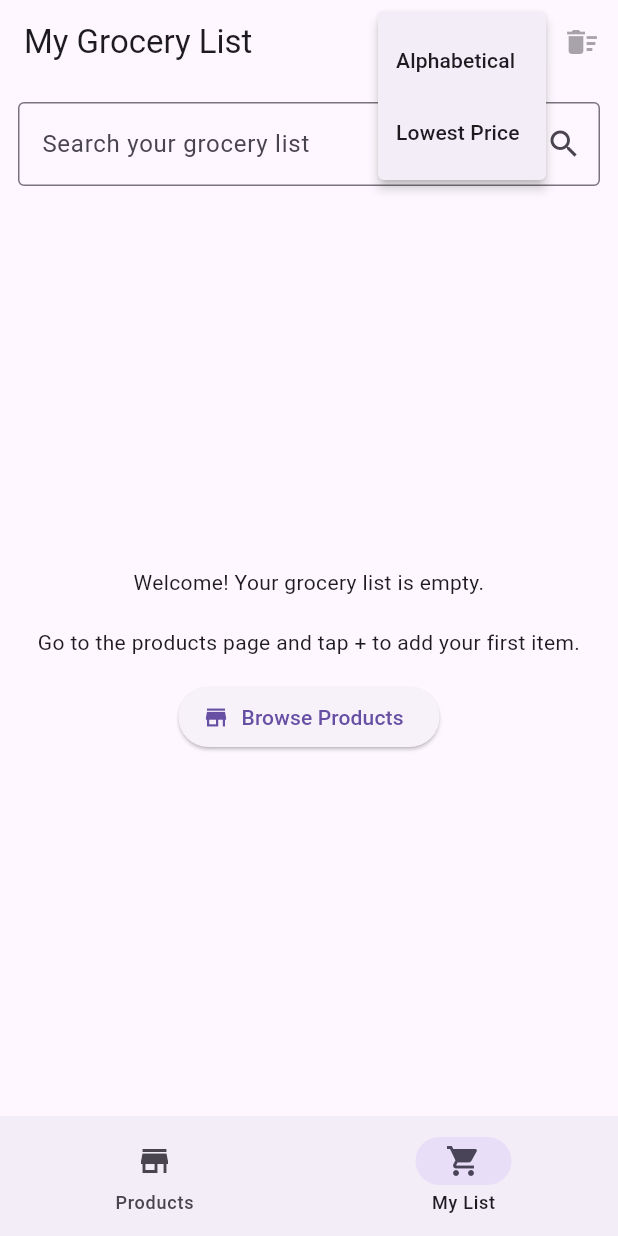
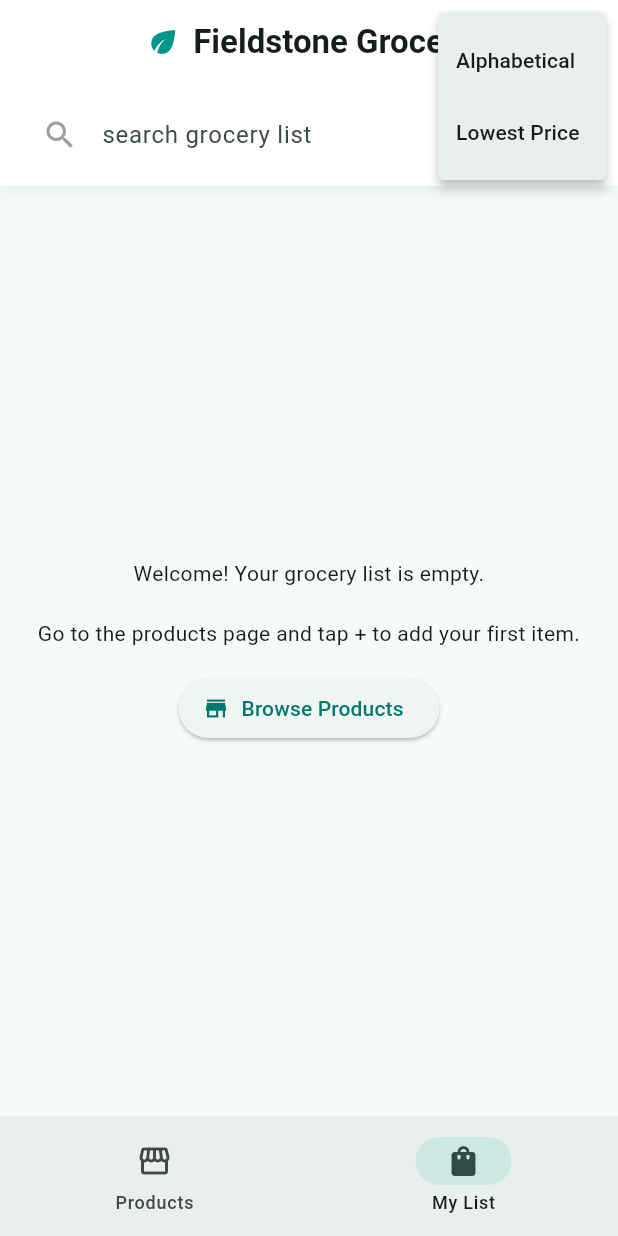
Before and after one commit to cactuskat/grocery_list, a Flutter app: the screen it shows after launch, item 2 of the bottom bar chosen, after a tap on the "sort" icon, on a phone screen of 412 x 824 dp. Run offline on Flutter 3.47's test engine with Material 3 defaults, Android fonts, the phone set to English and light mode, and no system bars; our stand-ins replace shared_preferences, sqflite_common_ffi; accounts and stored records are empty; network calls fail.

Commit message:
UI Changes to a Consistent Theme
added a professional green flair, and UI changes

```diff
--- a/grocery_list/lib/main.dart
+++ b/grocery_list/lib/main.dart
@@ -4,7 +4,6 @@ import 'package:flutter/material.dart';
 import 'package:http/http.dart' as http;
 import 'package:path/path.dart' as p;
 import 'package:shared_preferences/shared_preferences.dart';
-import 'package:sqflite/sqflite.dart';
 import 'package:sqflite_common_ffi/sqflite_ffi.dart';
 
 void main() {
@@ -17,11 +16,35 @@ void main() {
 class MainApp extends StatelessWidget {
   const MainApp({super.key});
 
+  // Update your MainApp build method to include the specific CardTheme
 @override
 Widget build(BuildContext context) {
-    return const MaterialApp(
+  return MaterialApp(
     debugShowCheckedModeBanner: false,
-      home: HomeScreen(),
+    theme: ThemeData(
+      useMaterial3: true,
+      colorScheme: ColorScheme.fromSeed(
+        seedColor: Colors.teal,
+        primary: Colors.teal.shade700,
+        secondary: Colors.teal.shade500,
+      ),
+      // Refined CardTheme for a modern, professional look
+      cardTheme: CardThemeData(
+        elevation: 0, // Flat design is more modern
+        color: Colors.white,
+        shape: RoundedRectangleBorder(
+          borderRadius: BorderRadius.circular(16),
+          side: BorderSide(color: Colors.grey.shade200),
+        ),
+        margin: const EdgeInsets.symmetric(horizontal: 16, vertical: 6),
+      ),
+      appBarTheme: const AppBarTheme(
+        centerTitle: true,
+        elevation: 0,
+        backgroundColor: Colors.transparent,
+      ),
+    ),
+    home: const HomeScreen(),
   );
 }
 }
@@ -186,17 +209,35 @@ class _HomeScreenState extends State<HomeScreen> {
     ];
 
     return Scaffold(
-      body: screens[selectedIndex],
+      body: IndexedStack(
+        index: selectedIndex,
+        children: screens,
+      ),
+      // Sticky bottom navigation bar retained
       bottomNavigationBar: NavigationBar(
         selectedIndex: selectedIndex,
         onDestinationSelected: switchTab,
-        destinations: const [
-          NavigationDestination(
-            icon: Icon(Icons.store),
+        destinations: [
+          const NavigationDestination(
+            icon: Icon(Icons.storefront_outlined),
+            selectedIcon: Icon(Icons.storefront),
             label: 'Products',
           ),
           NavigationDestination(
-            icon: Icon(Icons.shopping_cart),
+            // We wrap this in a Builder or keep the logic simple
+            // because HomeScreen will rebuild this whenever refreshCount changes
+            icon: FutureBuilder<List<Product>>(
+              future: GroceryDatabase.instance.getItems(),
+              builder: (context, snapshot) {
+                final count = snapshot.data?.length ?? 0;
+                return Badge(
+                  isLabelVisible: count > 0,
+                  label: Text('$count'),
+                  child: const Icon(Icons.shopping_bag_outlined),
+                );
+              },
+            ),
+            selectedIcon: const Icon(Icons.shopping_bag),
             label: 'My List',
           ),
         ],
@@ -332,7 +373,7 @@ class _ProductListScreenState extends State<ProductListScreen> {
     ScaffoldMessenger.of(context).showSnackBar(
       SnackBar(
         content: Text('${product.title} added to grocery list.'),
-        duration: const Duration(seconds: 2),
+        duration: const Duration(seconds: 1),
       ),
     );
   }
@@ -362,8 +403,24 @@ class _ProductListScreenState extends State<ProductListScreen> {
 
     return Scaffold(
       appBar: AppBar(
-        title: const Text('Groceries'),
+        // Branding: Adding a subtle icon prefix to the title
+        title: const Row(
+          mainAxisSize: MainAxisSize.min,
+          children: [
+            Icon(Icons.eco, color: Colors.teal), // Branding icon
+            SizedBox(width: 8),
+            Text('Fieldstone Grocers', style: TextStyle(fontWeight: FontWeight.bold)),
+          ],
+        ),
+        centerTitle: true,
+        backgroundColor: Colors.white,
+        elevation: 0,
+        scrolledUnderElevation: 2,
         actions: [
+          //IconButton(
+          //  icon: const Icon(Icons.shopping_cart),
+          //  onPressed: widget.onGoToGroceryList,
+          //),
           PopupMenuButton<SortOrder>(
             icon: const Icon(Icons.sort),
             onSelected: saveSortPreference,
@@ -378,10 +435,6 @@ class _ProductListScreenState extends State<ProductListScreen> {
               ),
             ],
           ),
-          IconButton(
-            icon: const Icon(Icons.shopping_cart),
-            onPressed: widget.onGoToGroceryList,
-          ),
         ],
       ),
       body: Column(
@@ -389,7 +442,7 @@ class _ProductListScreenState extends State<ProductListScreen> {
           if (isOfflineMode) const OfflineStatusBar(),
           SearchBox(
             controller: _searchController,
-            hintText: 'Search groceries',
+            hintText: 'search products',
             onSearch: searchProducts,
             onClear: clearSearch,
             onTyping: () {
@@ -463,9 +516,13 @@ class _ProductListScreenState extends State<ProductListScreen> {
                   key: ValueKey(product.id),
                   direction: DismissDirection.startToEnd,
                   background: Container(
+                    margin: const EdgeInsets.symmetric(horizontal: 16, vertical: 6),
+                    decoration: BoxDecoration(
+                      color: Colors.green,
+                      borderRadius: BorderRadius.circular(16),
+                    ),
                     alignment: Alignment.centerLeft,
                     padding: const EdgeInsets.only(left: 24),
-                        color: Colors.green,
                     child: const Icon(
                       Icons.shopping_cart,
                       color: Colors.white,
@@ -474,19 +531,31 @@ class _ProductListScreenState extends State<ProductListScreen> {
                   onDismissed: (direction) {
                     addToList(product);
                   },
+                  child: Card(
                     child: ListTile(
-                        leading: Image.network(
+                      contentPadding: const EdgeInsets.symmetric(horizontal: 16, vertical: 4),
+                      leading: ClipRRect(
+                        borderRadius: BorderRadius.circular(8),
+                        child: Image.network(
                           product.thumbnail,
                           width: 50,
-                          errorBuilder: (c, e, s) =>
-                              const Icon(Icons.image),
+                          height: 50,
+                          fit: BoxFit.cover,
+                          errorBuilder: (c, e, s) => const Icon(Icons.image),
                         ),
-                        title: Text(product.title),
-                        subtitle:
-                            Text('\$${product.price.toStringAsFixed(2)}'),
+                      ),
+                      title: Text(
+                        product.title,
+                        style: const TextStyle(fontWeight: FontWeight.w600),
+                      ),
+                      subtitle: Text(
+                        '\$${product.price.toStringAsFixed(2)}',
+                        style: TextStyle(color: Theme.of(context).primaryColor),
+                      ),
                       trailing: IconButton(
                         icon: const Icon(Icons.add_circle_outline),
                         onPressed: () => addToList(product),
+                      ),
                     ),
                   ),
                 );
@@ -587,7 +656,7 @@ class _GroceryListScreenState extends State<GroceryListScreen> {
     ScaffoldMessenger.of(context).showSnackBar(
       SnackBar(
         content: Text('${product.title} moved back to groceries.'),
-        duration: const Duration(seconds: 2),
+        duration: const Duration(seconds: 1),
       ),
     );
   }
@@ -603,7 +672,7 @@ class _GroceryListScreenState extends State<GroceryListScreen> {
     ScaffoldMessenger.of(context).showSnackBar(
       const SnackBar(
         content: Text('Grocery list cleared.'),
-        duration: Duration(seconds: 2),
+        duration: Duration(seconds: 1),
       ),
     );
   }
@@ -672,22 +741,20 @@ class _GroceryListScreenState extends State<GroceryListScreen> {
 
     return Scaffold(
       appBar: AppBar(
-        title: const Text('My Grocery List'),
-        actions: [
-          PopupMenuButton<SortOrder>(
-            icon: const Icon(Icons.sort),
-            onSelected: saveSortPreference,
-            itemBuilder: (context) => const [
-              PopupMenuItem(
-                value: SortOrder.alphabetical,
-                child: Text('Alphabetical'),
-              ),
-              PopupMenuItem(
-                value: SortOrder.price,
-                child: Text('Lowest Price'),
-              ),
+        // Branding: Adding a subtle icon prefix to the title
+        title: const Row(
+          mainAxisSize: MainAxisSize.min,
+          children: [
+            Icon(Icons.eco, color: Colors.teal), // Branding icon
+            SizedBox(width: 8),
+            Text('Fieldstone Grocers', style: TextStyle(fontWeight: FontWeight.bold)),
           ],
         ),
+        centerTitle: true,
+        backgroundColor: Colors.white,
+        elevation: 0,
+        scrolledUnderElevation: 2,
+        actions: [
           IconButton(
             icon: const Icon(Icons.delete_sweep),
             tooltip: 'Clear All',
@@ -722,20 +789,38 @@ class _GroceryListScreenState extends State<GroceryListScreen> {
                     );
                   },
           ),
+          PopupMenuButton<SortOrder>(
+            icon: const Icon(Icons.sort),
+            onSelected: saveSortPreference,
+            itemBuilder: (context) => const [
+              PopupMenuItem(
+                value: SortOrder.alphabetical,
+                child: Text('Alphabetical'),
+              ),
+              PopupMenuItem(
+                value: SortOrder.price,
+                child: Text('Lowest Price'),
+              ),
             ],
           ),
-      body: isLoading
-          ? const GroceryListSkeleton()
+        ],
+      ),
+      body: AnimatedSwitcher(
+        duration: const Duration(milliseconds: 300),
+        child: isLoading
+            ? const GroceryListSkeleton(key: ValueKey('skeleton'))
             : errorMessage != null
                 ? ErrorRetryMessage(
+                    key: const ValueKey('error'),
                     message: errorMessage!,
                     onRetry: loadGroceryItems,
                   )
                 : Column(
+                    key: const ValueKey('list_column'),
                     children: [
                       SearchBox(
                         controller: _searchController,
-                      hintText: 'Search your grocery list',
+                        hintText: 'search grocery list',
                         onSearch: searchGroceryList,
                         onClear: clearSearch,
                         onTyping: () {
@@ -760,10 +845,14 @@ class _GroceryListScreenState extends State<GroceryListScreen> {
                                         key: ValueKey(product.id),
                                         direction: DismissDirection.endToStart,
                                         background: Container(
+                                          margin: const EdgeInsets.symmetric(
+                                              horizontal: 16, vertical: 6),
+                                          decoration: BoxDecoration(
+                                            color: Colors.red,
+                                            borderRadius: BorderRadius.circular(16),
+                                          ),
                                           alignment: Alignment.centerRight,
-                                        padding:
-                                            const EdgeInsets.only(right: 24),
-                                        color: Colors.red,
+                                          padding: const EdgeInsets.only(right: 24),
                                           child: const Icon(
                                             Icons.undo,
                                             color: Colors.white,
@@ -772,27 +861,44 @@ class _GroceryListScreenState extends State<GroceryListScreen> {
                                         onDismissed: (direction) {
                                           removeItem(product);
                                         },
+                                        child: Card(
                                           child: CheckboxListTile(
+                                            contentPadding:
+                                                const EdgeInsets.symmetric(
+                                                    horizontal: 16, vertical: 4),
                                             value: false,
-                                        title: Text(product.title),
+                                            title: Text(
+                                              product.title,
+                                              style: const TextStyle(
+                                                  fontWeight: FontWeight.w600),
+                                            ),
                                             subtitle: Text(
                                               '\$${product.price.toStringAsFixed(2)}',
+                                              style: TextStyle(
+                                                  color: Theme.of(context).primaryColor),
                                             ),
-                                        secondary: Image.network(
+                                            secondary: ClipRRect(
+                                              borderRadius: BorderRadius.circular(8),
+                                              child: Image.network(
                                                 product.thumbnail,
                                                 width: 50,
+                                                height: 50,
+                                                fit: BoxFit.cover,
                                                 errorBuilder: (c, e, s) =>
                                                     const Icon(Icons.image),
+                                              ),
                                             ),
                                             onChanged: (value) {
                                               removeItem(product);
                                             },
+                                          ),
                                         ),
                                       );
                                     },
                                   ),
                       ),
                     ],
+                  ),
       ),
     );
   }
@@ -816,34 +922,39 @@ class SearchBox extends StatelessWidget {
 
   @override
   Widget build(BuildContext context) {
-    return Padding(
-      padding: const EdgeInsets.all(12),
+    return Container(
+      padding: const EdgeInsets.symmetric(horizontal: 16, vertical: 8),
+      decoration: BoxDecoration(
+        color: Colors.white,
+        boxShadow: [
+          BoxShadow(
+            color: Colors.black.withOpacity(0.05),
+            blurRadius: 10,
+            offset: const Offset(0, 4),
+          ),
+        ],
+      ),
       child: TextField(
         controller: controller,
         decoration: InputDecoration(
           hintText: hintText,
-          border: const OutlineInputBorder(),
-          suffixIcon: Row(
-            mainAxisSize: MainAxisSize.min,
-            children: [
-              if (controller.text.isNotEmpty)
-                IconButton(
-                  icon: const Icon(Icons.close),
+          filled: true,
+          fillColor: const Color.fromARGB(255, 255, 255, 255),
+          contentPadding: const EdgeInsets.symmetric(horizontal: 20, vertical: 14),
+          border: OutlineInputBorder(
+            borderRadius: BorderRadius.circular(30),
+            borderSide: BorderSide.none,
+          ),
+          prefixIcon: const Icon(Icons.search, color: Colors.grey),
+          suffixIcon: controller.text.isNotEmpty
+              ? IconButton(
+                  icon: const Icon(Icons.clear, color: Colors.grey),
                   onPressed: onClear,
+                )
+              : null,
         ),
-              IconButton(
-                icon: const Icon(Icons.search),
-                onPressed: onSearch,
-              ),
-            ],
-          ),
-        ),
-        onChanged: (value) {
-          onTyping();
-        },
-        onSubmitted: (value) {
-          onSearch();
-        },
+        onChanged: (value) => onTyping(),
+        onSubmitted: (value) => onSearch(),
       ),
     );
   }
```
Lines whose indentation alone changed are shown as unchanged.
